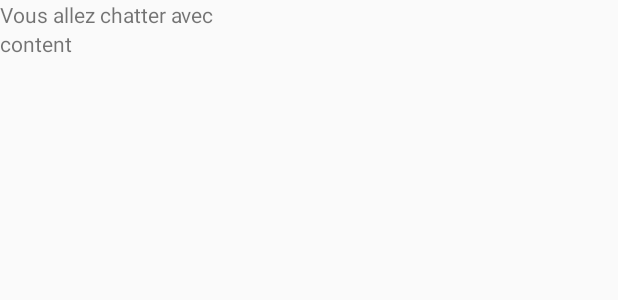
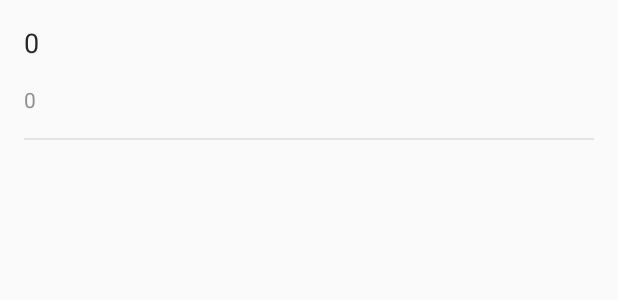
Before and after one commit to OlivierCoue/NamelessApp, an Android app: the layout message_header.xml on its own in the app's theme, with its tools: preview values and no code run, on a phone screen of 412 x 824 dp. Shown: the top 300 px of the screen. Run offline under Robolectric (Android 15) with nearby library versions, the phone set to English and light mode, and no system bars.

Commit message:
Translation + fixes

```diff
--- a/app/src/main/AndroidManifest.xml
+++ b/app/src/main/AndroidManifest.xml
@@ -37,7 +37,7 @@
 
         <activity
             android:name=".activities.SettingsActivity"
-            android:label="@string/app_name"
+            android:label="@string/language_title"
             android:parentActivityName=".activities.StartActivity">
             <meta-data
                 android:name="android.support.PARENT_ACTIVITY"
--- a/app/src/main/res/layout/activity_chat.xml
+++ b/app/src/main/res/layout/activity_chat.xml
@@ -22,8 +22,6 @@
             android:layout_alignParentTop="true"
             android:layout_above="@+id/composer_container"
             android:divider="@null"
-            android:paddingStart="16dp"
-            android:paddingEnd="16dp"
             android:stackFromBottom="true"
             android:transcriptMode="alwaysScroll">
         </ListView>
@@ -139,12 +137,12 @@
 
         <Button
             android:id="@+id/next_button"
-            android:text="@string/chat_button_next"
+            android:text="@string/friend_leave_next"
             style="@style/button.next"/>
 
         <Button
             android:id="@+id/cancel_button"
-            android:text="@string/chat_button_cancel"
+            android:text="@string/friend_leave_quit"
             style="@style/button.transparent"/>
 
     </LinearLayout>
--- a/app/src/main/res/layout/activity_start.xml
+++ b/app/src/main/res/layout/activity_start.xml
@@ -54,7 +54,7 @@
             android:maxLines="1"
             android:singleLine="true"
             android:paddingBottom="8dp"
-            android:inputType="textVisiblePassword"
+            android:inputType="textCapSentences"
             android:textColorHighlight="@color/colorPrimaryDark"
             android:cursorVisible="true"
             android:textCursorDrawable="@null"
--- a/app/src/main/res/layout/message_header.xml
+++ b/app/src/main/res/layout/message_header.xml
@@ -1,17 +1,33 @@
 <?xml version="1.0" encoding="utf-8"?>
 <LinearLayout xmlns:android="http://schemas.android.com/apk/res/android"
-    android:orientation="vertical" android:layout_width="match_parent"
-    android:layout_height="match_parent">
+    android:orientation="vertical"
+    android:layout_width="match_parent"
+    android:layout_height="match_parent"
+    android:paddingStart="16dp"
+    android:paddingEnd="16dp"
+    android:paddingTop="16dp">
 
     <TextView
         android:id="@+id/message_header_title"
         android:layout_width="wrap_content"
         android:layout_height="wrap_content"
-        android:text="Vous allez chatter avec"/>
+        android:textSize="18sp"
+        android:textColor="#282828"
+        android:text="@string/default_value"/>
 
     <TextView
         android:id="@+id/message_header_content"
         android:layout_width="wrap_content"
         android:layout_height="wrap_content"
-        android:text="content" />
+        android:layout_marginTop="16dp"
+        android:textSize="14sp"
+        android:textColor="#909090"
+        android:text="@string/default_value"/>
+
+    <View
+        android:background="#E3E3E3"
+        android:layout_width="match_parent"
+        android:layout_height="1dp"
+        android:layout_marginTop="16dp"
+        android:layout_marginBottom="16dp"/>
 </LinearLayout>
--- a/app/src/main/res/layout/message_image_left.xml
+++ b/app/src/main/res/layout/message_image_left.xml
@@ -3,6 +3,8 @@
     android:layout_width="match_parent"
     android:layout_height="match_parent"
     android:orientation="vertical"
+    android:paddingStart="16dp"
+    android:paddingEnd="16dp"
     style="@style/message_container.left">
 
     <LinearLayout
--- a/app/src/main/res/layout/message_image_right.xml
+++ b/app/src/main/res/layout/message_image_right.xml
@@ -3,6 +3,8 @@
     android:layout_width="match_parent"
     android:layout_height="match_parent"
     android:orientation="vertical"
+    android:paddingStart="16dp"
+    android:paddingEnd="16dp"
     style="@style/message_container.right">
 
     <LinearLayout
--- a/app/src/main/res/layout/message_left.xml
+++ b/app/src/main/res/layout/message_left.xml
@@ -3,6 +3,8 @@
     android:layout_width="match_parent"
     android:layout_height="match_parent"
     android:orientation="vertical"
+    android:paddingStart="16dp"
+    android:paddingEnd="16dp"
     style="@style/message_container.left">
 
     <LinearLayout
--- a/app/src/main/res/layout/message_right.xml
+++ b/app/src/main/res/layout/message_right.xml
@@ -3,6 +3,8 @@
     android:layout_width="match_parent"
     android:layout_height="match_parent"
     android:orientation="vertical"
+    android:paddingStart="16dp"
+    android:paddingEnd="16dp"
     style="@style/message_container.right">
 
     <LinearLayout
--- a/app/src/main/res/menu/menu_start_activity.xml
+++ b/app/src/main/res/menu/menu_start_activity.xml
@@ -1,5 +1,5 @@
 <menu xmlns:android="http://schemas.android.com/apk/res/android">
     <item android:id="@+id/menu_item_language"
-        android:title="Language" >
+        android:title="@string/language_title" >
     </item>
 </menu>
--- a/app/src/main/res/values/strings.xml
+++ b/app/src/main/res/values/strings.xml
@@ -1,6 +1,7 @@
 <resources>
     <string name="app_name" translatable="false">Nameless</string>
     <string name="default_value" translatable="false">0</string>
+    <string name="language_title">Language</string>
 
     <!-- Strings related to login -->
     <string name="login_title">Setup your chat</string>
```
Also changed, not shown: 2 other files.
